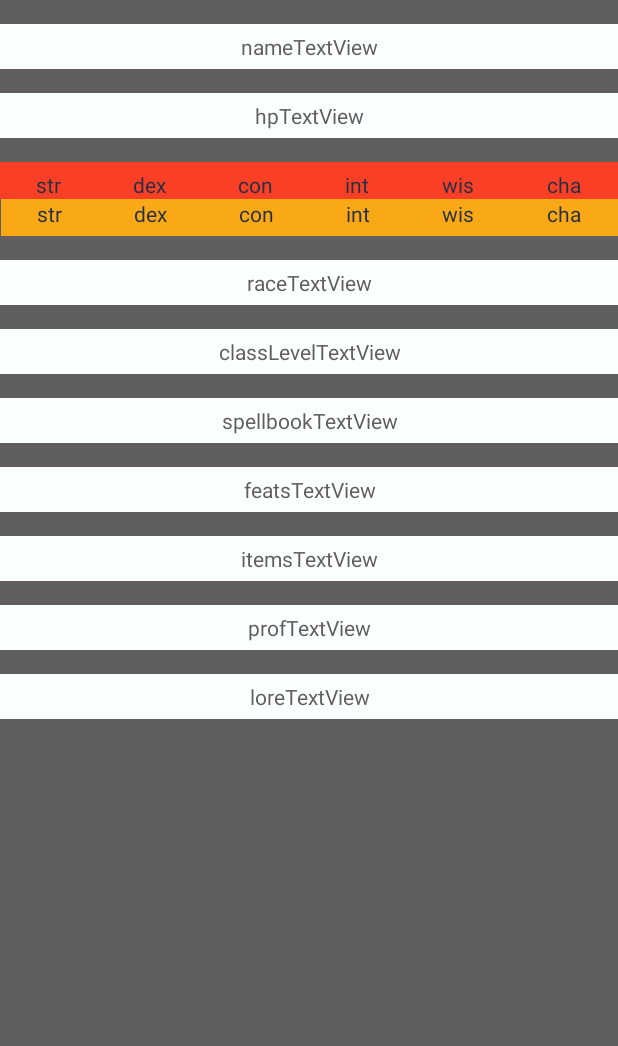
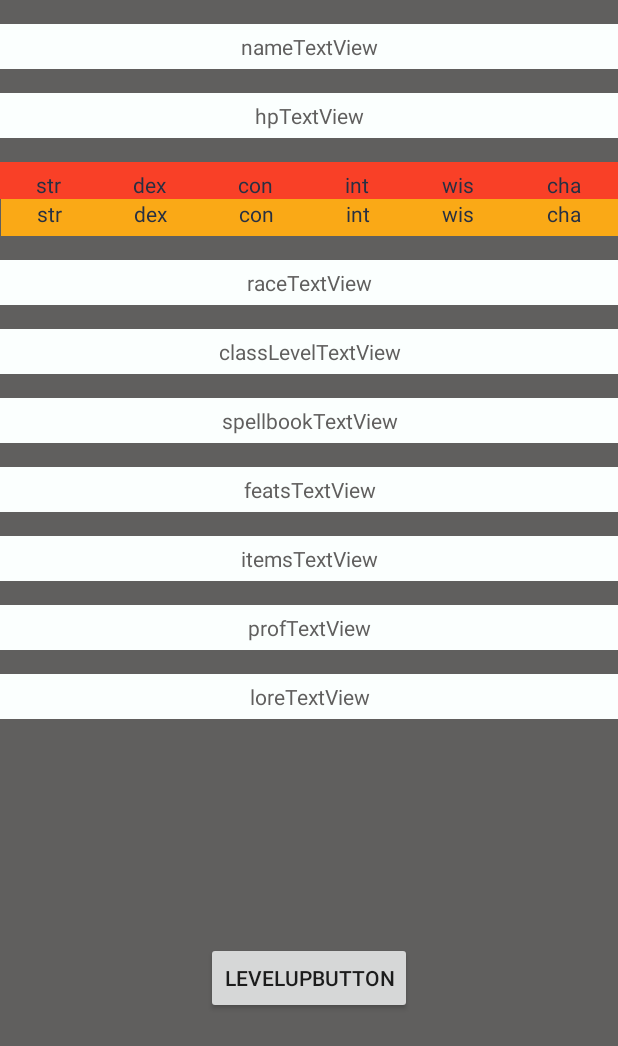
Before and after one commit to henrykeane/DnDeploy, an Android app: the layout activity_view_character.xml on its own in the app's theme, with its tools: preview values and no code run, on a phone screen of 412 x 824 dp. Shown: the top 1046 px of the screen. Run offline under Robolectric (Android 15) with nearby library versions, the phone set to English and light mode, and no system bars.

Commit message:
windows update sucks
wtf

```diff
--- a/app/src/main/java/com/example/dndeploy/MainActivity.kt
+++ b/app/src/main/java/com/example/dndeploy/MainActivity.kt
@@ -18,7 +18,6 @@ class MainActivity : AppCompatActivity() {
     override fun onCreate(savedInstanceState: Bundle?) {
         super.onCreate(savedInstanceState)
         setContentView(R.layout.activity_main)
-        val context = this
 
         val ownerIDBtn = findViewById<Button>(R.id.owner_idButton)
         ownerIDBtn.setOnClickListener{
@@ -28,7 +27,7 @@ class MainActivity : AppCompatActivity() {
                 val ownerIDIntent = Intent(this, CharacterPoolActivity::class.java)
                 doAsync{
                     ownerIDIntent.putExtra("com.example.dndeploy.ID", ownerID)
-                    val dbResponse = retrieveCharacters(ownerID, context);
+                    val dbResponse = retrieveCharacters(ownerID);
                     ownerIDIntent.putExtra("com.example.dndeploy.RESPONSE", dbResponse)
                     startActivity(ownerIDIntent)
                 }
--- a/app/src/main/res/layout/activity_view_character.xml
+++ b/app/src/main/res/layout/activity_view_character.xml
@@ -274,4 +274,14 @@
             android:text="cha"
             android:textColor="#273043" />
     </LinearLayout>
+
+    <Button
+        android:id="@+id/levelUpButton"
+        android:layout_width="wrap_content"
+        android:layout_height="wrap_content"
+        android:text="levelUpButton"
+        app:layout_constraintBottom_toBottomOf="parent"
+        app:layout_constraintEnd_toEndOf="parent"
+        app:layout_constraintStart_toStartOf="parent"
+        app:layout_constraintTop_toBottomOf="@+id/loreTextView" />
 </androidx.constraintlayout.widget.ConstraintLayout>
```
Also changed, not shown: app/src/main/java/com/example/dndeploy/CharacterPoolActivity.kt (+24 -10 lines), app/src/main/java/com/example/dndeploy/InteractAPI.kt (+60 -9 lines), app/src/main/java/com/example/dndeploy/ViewCharacterActivity.kt (+7 -1 lines).
